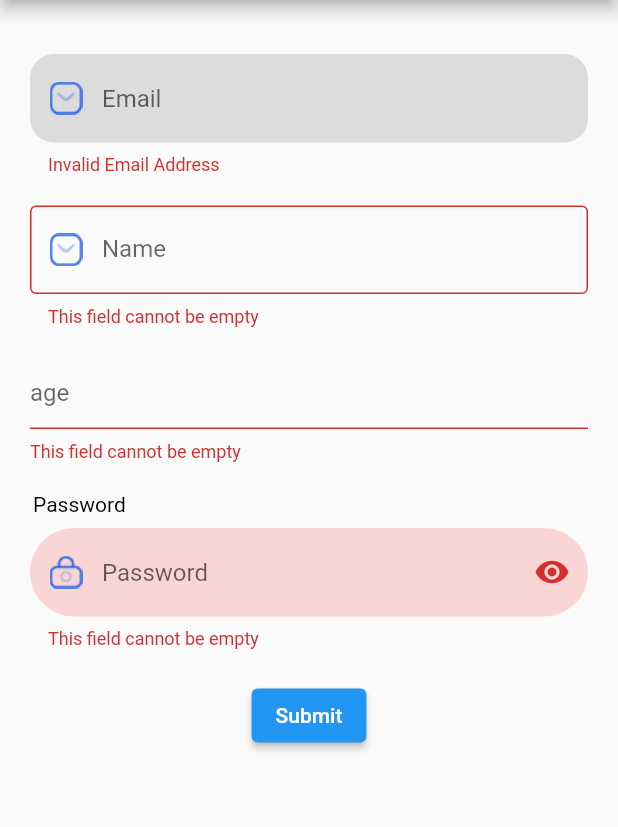
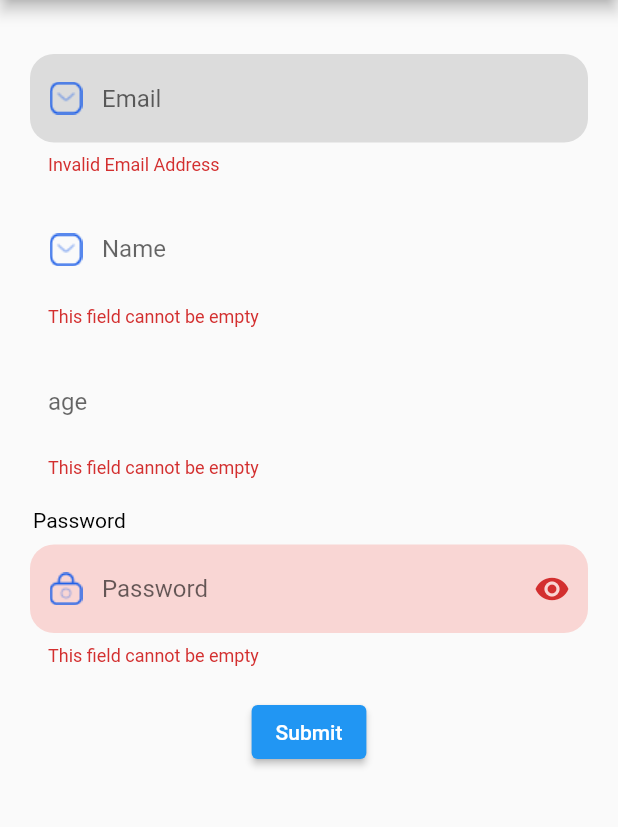
Before and after one commit to DevCrew-io/material-text-fields, a Flutter app: the screen it shows after launch, after a tap on "Submit", on a phone screen of 412 x 824 dp, the part 84-911 px from its top. Run offline on Flutter 3.47's test engine with Material 2 defaults, Android fonts, the phone set to English and light mode, and no system bars.

Commit message:
refactor : replace errorBorder with errorBorderColor

```diff
--- a/lib/theme/material_text_field_theme.dart
+++ b/lib/theme/material_text_field_theme.dart
@@ -137,7 +137,7 @@ class FilledOrOutlinedTextTheme extends _MaterialTextFieldTheme {
     Color? suffixIconColor,
     int? helperMaxLines,
     int? errorMaxLines,
-    InputBorder? errorBorder,
+    Color? errorBorderColor,
     Color? iconColor,
     TextStyle? prefixStyle,
     TextStyle? suffixStyle,
@@ -157,7 +157,11 @@ class FilledOrOutlinedTextTheme extends _MaterialTextFieldTheme {
           helperStyle: helperStyle,
           helperMaxLines: helperMaxLines,
           errorMaxLines: errorMaxLines,
-          errorBorder: errorBorder,
+          errorBorder: OutlineInputBorder(
+            borderRadius: BorderRadius.circular(radius),
+            borderSide: BorderSide(
+                width: width, color: errorBorderColor ?? Colors.transparent),
+          ),
           floatingLabelBehavior: floatingLabelBehavior,
           floatingLabelAlignment: floatingLabelAlignment,
           iconColor: iconColor,
```
